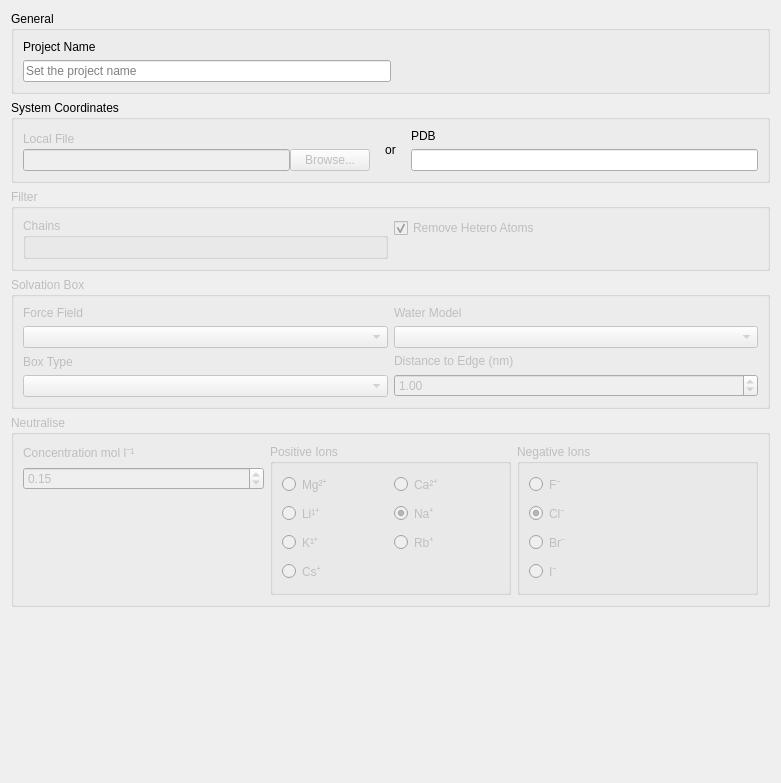
The window that ui/systemsetupform.ui (breuerss/gromacs-ui) describes before a commit, drawn with Qt 5.
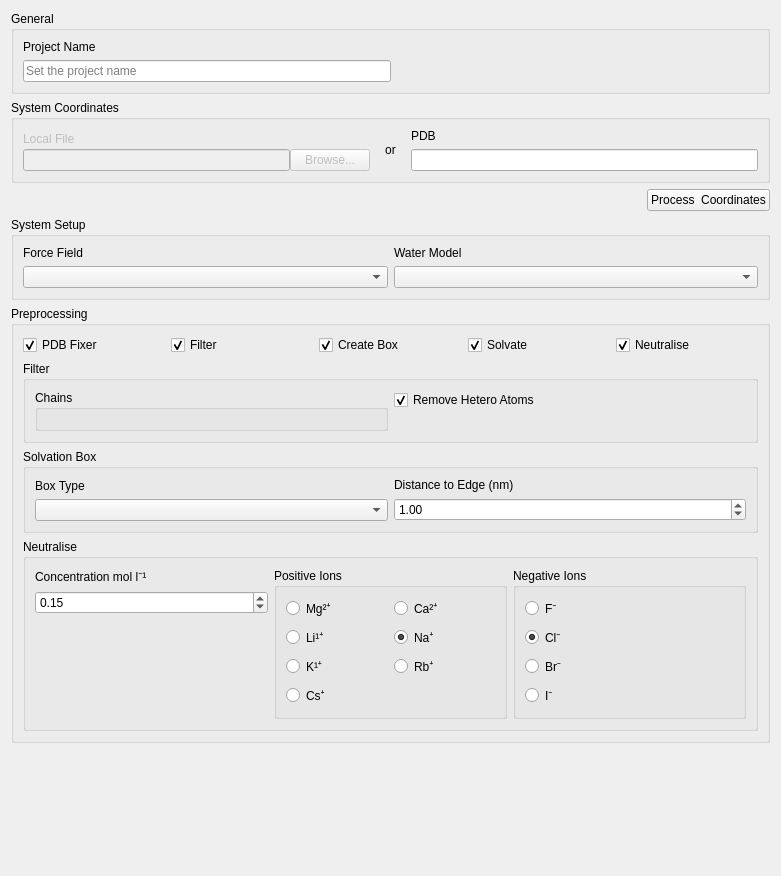
The same window after the commit. Icons and pictures are not drawn.

Commit message: feature: give more control over preprocessing step

Patch:
```diff
--- a/ui/systemsetupform.ui
+++ b/ui/systemsetupform.ui
@@ -10,7 +10,7 @@
     <x>0</x>
     <y>0</y>
     <width>781</width>
-    <height>783</height>
+    <height>876</height>
    </rect>
   </property>
   <property name="windowTitle">
@@ -159,10 +159,136 @@
      </layout>
     </widget>
    </item>
-   <item row="2" column="0">
+   <item row="2" column="0" alignment="Qt::AlignRight">
+    <widget class="QPushButton" name="generateInputCoordinates">
+     <property name="text">
+      <string>Process  Coordinates</string>
+     </property>
+     <property name="icon">
+      <iconset theme="system-run"/>
+     </property>
+    </widget>
+   </item>
+   <item row="10" column="0">
+    <spacer name="verticalSpacer">
+     <property name="orientation">
+      <enum>Qt::Vertical</enum>
+     </property>
+     <property name="sizeHint" stdset="0">
+      <size>
+       <width>20</width>
+       <height>40</height>
+      </size>
+     </property>
+    </spacer>
+   </item>
+   <item row="4" column="0">
+    <widget class="QGroupBox" name="simulationModelGroup">
+     <property name="title">
+      <string>System Setup</string>
+     </property>
+     <layout class="QHBoxLayout" name="horizontalLayout_9">
+      <item>
+       <layout class="QVBoxLayout" name="verticalLayout_8">
+        <item>
+         <widget class="QLabel" name="forceFieldLabel">
+          <property name="text">
+           <string>Force Field</string>
+          </property>
+         </widget>
+        </item>
+        <item>
+         <widget class="QComboBox" name="forceField"/>
+        </item>
+       </layout>
+      </item>
+      <item>
+       <layout class="QVBoxLayout" name="verticalLayout_7">
+        <item>
+         <widget class="QLabel" name="waterModelLabel">
+          <property name="text">
+           <string>Water Model</string>
+          </property>
+         </widget>
+        </item>
+        <item>
+         <widget class="QComboBox" name="waterModel"/>
+        </item>
+       </layout>
+      </item>
+     </layout>
+    </widget>
+   </item>
+   <item row="5" column="0">
+    <widget class="QGroupBox" name="preprocessingGroup">
+     <property name="title">
+      <string>Preprocessing</string>
+     </property>
+     <layout class="QVBoxLayout" name="verticalLayout_3">
+      <item>
+       <layout class="QHBoxLayout" name="horizontalLayout_4">
+        <item>
+         <widget class="QCheckBox" name="usePdbFixer">
+          <property name="text">
+           <string>PDB Fixer</string>
+          </property>
+          <property name="checked">
+           <bool>true</bool>
+          </property>
+         </widget>
+        </item>
+        <item>
+         <widget class="QCheckBox" name="useFilter">
+          <property name="enabled">
+           <bool>true</bool>
+          </property>
+          <property name="text">
+           <string>Filter</string>
+          </property>
+          <property name="checkable">
+           <bool>true</bool>
+          </property>
+          <property name="checked">
+           <bool>true</bool>
+          </property>
+         </widget>
+        </item>
+        <item>
+         <widget class="QCheckBox" name="usecreateBox">
+          <property name="text">
+           <string>Create Box</string>
+          </property>
+          <property name="checked">
+           <bool>true</bool>
+          </property>
+         </widget>
+        </item>
+        <item>
+         <widget class="QCheckBox" name="useSolvate">
+          <property name="text">
+           <string>Solvate</string>
+          </property>
+          <property name="checked">
+           <bool>true</bool>
+          </property>
+         </widget>
+        </item>
+        <item>
+         <widget class="QCheckBox" name="useNeutralise">
+          <property name="text">
+           <string>Neutralise</string>
+          </property>
+          <property name="checked">
+           <bool>true</bool>
+          </property>
+         </widget>
+        </item>
+       </layout>
+      </item>
+      <item>
     <widget class="QGroupBox" name="filterGroup">
      <property name="enabled">
-      <bool>false</bool>
+         <bool>true</bool>
      </property>
      <property name="title">
       <string>Filter</string>
@@ -197,47 +323,15 @@
      </layout>
     </widget>
    </item>
-   <item row="3" column="0">
-    <widget class="QGroupBox" name="systemSetupGroup">
+      <item>
+       <widget class="QGroupBox" name="boxSetupGroup">
      <property name="enabled">
-      <bool>false</bool>
+         <bool>true</bool>
      </property>
      <property name="title">
       <string>Solvation Box</string>
      </property>
      <layout class="QVBoxLayout" name="verticalLayout_10">
-      <item>
-       <layout class="QHBoxLayout" name="horizontalLayout_4">
-        <item>
-         <layout class="QVBoxLayout" name="verticalLayout_8">
-          <item>
-           <widget class="QLabel" name="forceFieldLabel">
-            <property name="text">
-             <string>Force Field</string>
-            </property>
-           </widget>
-          </item>
-          <item>
-           <widget class="QComboBox" name="forceField"/>
-          </item>
-         </layout>
-        </item>
-        <item>
-         <layout class="QVBoxLayout" name="verticalLayout_7">
-          <item>
-           <widget class="QLabel" name="waterModelLabel">
-            <property name="text">
-             <string>Water Model</string>
-            </property>
-           </widget>
-          </item>
-          <item>
-           <widget class="QComboBox" name="waterModel"/>
-          </item>
-         </layout>
-        </item>
-       </layout>
-      </item>
       <item>
        <layout class="QHBoxLayout" name="horizontalLayout_5">
         <item>
@@ -284,10 +378,10 @@
      </layout>
     </widget>
    </item>
-   <item row="4" column="0" alignment="Qt::AlignTop">
+      <item>
     <widget class="QGroupBox" name="neutraliseGroup">
      <property name="enabled">
-      <bool>false</bool>
+         <bool>true</bool>
      </property>
      <property name="title">
       <string>Neutralise</string>
@@ -449,18 +543,8 @@
      </layout>
     </widget>
    </item>
-   <item row="5" column="0">
-    <spacer name="verticalSpacer">
-     <property name="orientation">
-      <enum>Qt::Vertical</enum>
-     </property>
-     <property name="sizeHint" stdset="0">
-      <size>
-       <width>20</width>
-       <height>40</height>
-      </size>
-     </property>
-    </spacer>
+     </layout>
+    </widget>
    </item>
   </layout>
  </widget>
```
Left out of the diff: 67 changed lines with no effect on the pictures. Lines whose indentation alone changed are shown as unchanged. The commit also changes 27 other files.
